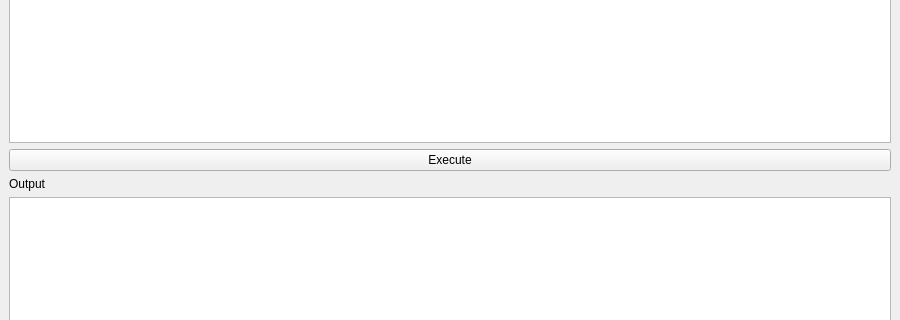
First picture: the form in src/UIMain.ui, repository jolange/qt-bfint, before the edit; both pictures show x 0 to 900 and y 214 to 534 of the 900 by 750 pixel window.
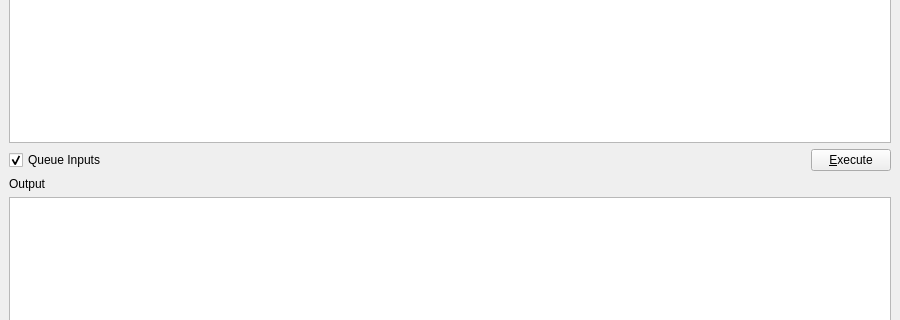
Second picture: the form after the edit.

Commit message: execute shortcut. checkbox for input queue

```diff
--- a/src/UIMain.ui
+++ b/src/UIMain.ui
@@ -48,11 +48,54 @@
      </widget>
     </item>
     <item>
-     <widget class="QPushButton" name="buttonExecute">
-      <property name="text">
-       <string>Execute</string>
-      </property>
-     </widget>
+     <layout class="QHBoxLayout" name="horizontalLayout">
+      <item>
+       <widget class="QCheckBox" name="cbQueueInputs">
+        <property name="minimumSize">
+         <size>
+          <width>0</width>
+          <height>0</height>
+         </size>
+        </property>
+        <property name="toolTip">
+         <string>Stores Inputs longer than one character and uses them for next input requestes.
+You will be prompted for input again if the input queue is empty.</string>
+        </property>
+        <property name="whatsThis">
+         <string/>
+        </property>
+        <property name="text">
+         <string>Queue Inputs</string>
+        </property>
+        <property name="checked">
+         <bool>true</bool>
+        </property>
+       </widget>
+      </item>
+      <item>
+       <spacer name="horizontalSpacer">
+        <property name="orientation">
+         <enum>Qt::Horizontal</enum>
+        </property>
+        <property name="sizeHint" stdset="0">
+         <size>
+          <width>40</width>
+          <height>20</height>
+         </size>
+        </property>
+       </spacer>
+      </item>
+      <item>
+       <widget class="QPushButton" name="buttonExecute">
+        <property name="text">
+         <string>&amp;Execute</string>
+        </property>
+        <property name="shortcut">
+         <string>F5</string>
+        </property>
+       </widget>
+      </item>
+     </layout>
     </item>
     <item>
      <widget class="QLabel" name="label_2">
```
Left out of the diff: 3 changed lines with no effect on the pictures.
